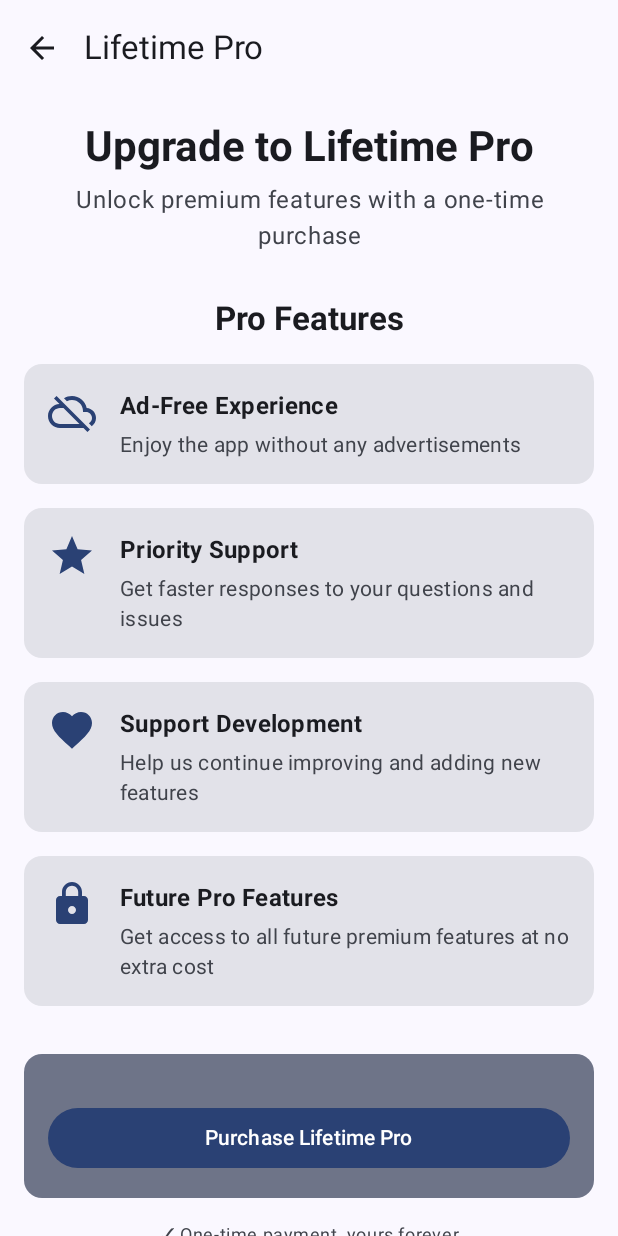
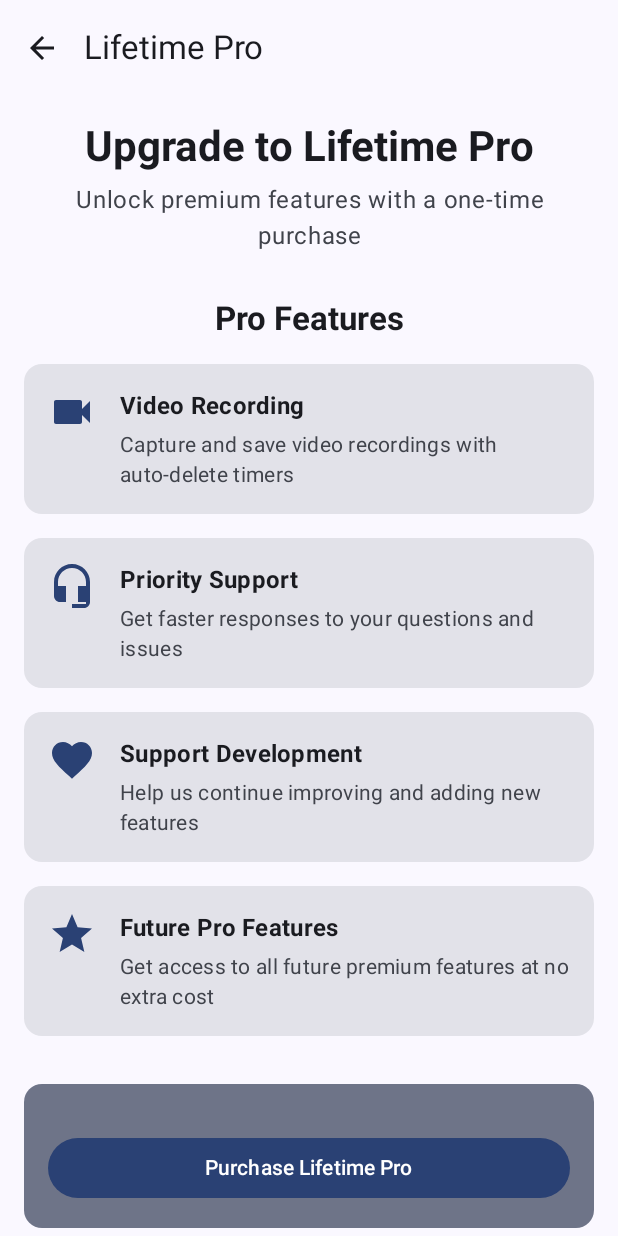
Before and after one commit to longhl104/utility-cam, an Android app built with Jetpack Compose: the ProScreen screen opened through its navigation route, on a phone screen of 412 x 824 dp. Run offline under Robolectric (Android 15) with nearby library versions, the light colour scheme and no system bars; libraries missing offline, so code that uses them is left out: com.android.billingclient, com.google.android.play; pictures from the network do not load; 8 statements that could not run were skipped.

Commit message:
feat: Implement video recording feature and enhance Pro user experience

```diff
--- a/app/build.gradle.kts
+++ b/app/build.gradle.kts
@@ -12,8 +12,8 @@ android {
         applicationId = "com.utility.cam"
         minSdk = 26
         targetSdk = 36
-        versionCode = 30
-        versionName = "1.3.1"
+        versionCode = 31
+        versionName = "1.4.0"
 
         testInstrumentationRunner = "androidx.test.runner.AndroidJUnitRunner"
         vectorDrawables {
--- a/app/src/main/java/com/utility/cam/ui/navigation/Navigation.kt
+++ b/app/src/main/java/com/utility/cam/ui/navigation/Navigation.kt
@@ -76,6 +76,9 @@ fun UtilityCamNavigation(initialPhotoId: String? = null) {
                 },
                 onNavigateBack = {
                     navController.popBackStack()
+                },
+                onNavigateToPro = {
+                    navController.navigate(Screen.Pro.route)
                 }
             )
         }
--- a/app/src/main/java/com/utility/cam/ui/pro/ProScreen.kt
+++ b/app/src/main/java/com/utility/cam/ui/pro/ProScreen.kt
@@ -160,33 +160,33 @@ fun ProScreen(
 
             // Feature items
             ProFeatureItem(
-                icon = Icons.Default.CloudOff,
-                title = stringResource(R.string.pro_feature_1_title),
-                description = stringResource(R.string.pro_feature_1_description)
+                icon = Icons.Default.Videocam,
+                title = stringResource(R.string.pro_feature_video_title),
+                description = stringResource(R.string.pro_feature_video_description)
+            )
+
+            Spacer(modifier = Modifier.height(16.dp))
+
+            ProFeatureItem(
+                icon = Icons.Default.HeadsetMic,
+                title = stringResource(R.string.pro_feature_priority_support_title),
+                description = stringResource(R.string.pro_feature_priority_support_description)
+            )
+
+            Spacer(modifier = Modifier.height(16.dp))
+
+            ProFeatureItem(
+                icon = Icons.Default.Favorite,
+                title = stringResource(R.string.pro_feature_support_dev_title),
+                description = stringResource(R.string.pro_feature_support_dev_description)
             )
 
             Spacer(modifier = Modifier.height(16.dp))
 
             ProFeatureItem(
                 icon = Icons.Default.Star,
-                title = stringResource(R.string.pro_feature_2_title),
-                description = stringResource(R.string.pro_feature_2_description)
-            )
-
-            Spacer(modifier = Modifier.height(16.dp))
-
-            ProFeatureItem(
-                icon = Icons.Default.Favorite,
-                title = stringResource(R.string.pro_feature_3_title),
-                description = stringResource(R.string.pro_feature_3_description)
-            )
-
-            Spacer(modifier = Modifier.height(16.dp))
-
-            ProFeatureItem(
-                icon = Icons.Default.Lock,
-                title = stringResource(R.string.pro_feature_4_title),
-                description = stringResource(R.string.pro_feature_4_description)
+                title = stringResource(R.string.pro_feature_future_title),
+                description = stringResource(R.string.pro_feature_future_description)
             )
 
             Spacer(modifier = Modifier.height(32.dp))
--- a/app/src/main/res/values/strings.xml
+++ b/app/src/main/res/values/strings.xml
@@ -57,6 +57,10 @@
     <string name="camera_close">Close</string>
     <string name="camera_zoom_format">%.1fx</string>
     <string name="camera_recording_time">%02d:%02d</string>
+    <string name="camera_video_pro_only_title">Video Recording - PRO Feature</string>
+    <string name="camera_video_pro_only_message">Video recording is available in Utility Cam PRO. Upgrade to unlock unlimited video recordings!</string>
+    <string name="camera_video_pro_only_upgrade">Upgrade to PRO</string>
+    <string name="camera_video_pro_only_cancel">Cancel</string>
 
     <!-- Capture Review Screen -->
     <string name="capture_review_title">Review Photo</string>
@@ -192,14 +196,14 @@
     <string name="pro_already_purchased">You\'re a Pro User!</string>
     <string name="pro_thank_you">Thank you for supporting Utility Cam</string>
     <string name="pro_features_title">Pro Features</string>
-    <string name="pro_feature_1_title">Ad-Free Experience</string>
-    <string name="pro_feature_1_description">Enjoy the app without any advertisements</string>
-    <string name="pro_feature_2_title">Priority Support</string>
-    <string name="pro_feature_2_description">Get faster responses to your questions and issues</string>
-    <string name="pro_feature_3_title">Support Development</string>
-    <string name="pro_feature_3_description">Help us continue improving and adding new features</string>
-    <string name="pro_feature_4_title">Future Pro Features</string>
-    <string name="pro_feature_4_description">Get access to all future premium features at no extra cost</string>
+    <string name="pro_feature_video_title">Video Recording</string>
+    <string name="pro_feature_video_description">Capture and save video recordings with auto-delete timers</string>
+    <string name="pro_feature_priority_support_title">Priority Support</string>
+    <string name="pro_feature_priority_support_description">Get faster responses to your questions and issues</string>
+    <string name="pro_feature_support_dev_title">Support Development</string>
+    <string name="pro_feature_support_dev_description">Help us continue improving and adding new features</string>
+    <string name="pro_feature_future_title">Future Pro Features</string>
+    <string name="pro_feature_future_description">Get access to all future premium features at no extra cost</string>
     <string name="pro_one_time_payment">One-Time Payment</string>
     <string name="pro_price_loading">Loading…</string>
     <string name="pro_loading_price">Loading price information…</string>
```
Also changed, not shown: app/src/main/java/com/utility/cam/ui/camera/CameraScreen.kt (+56 -7 lines), 2 other files.
